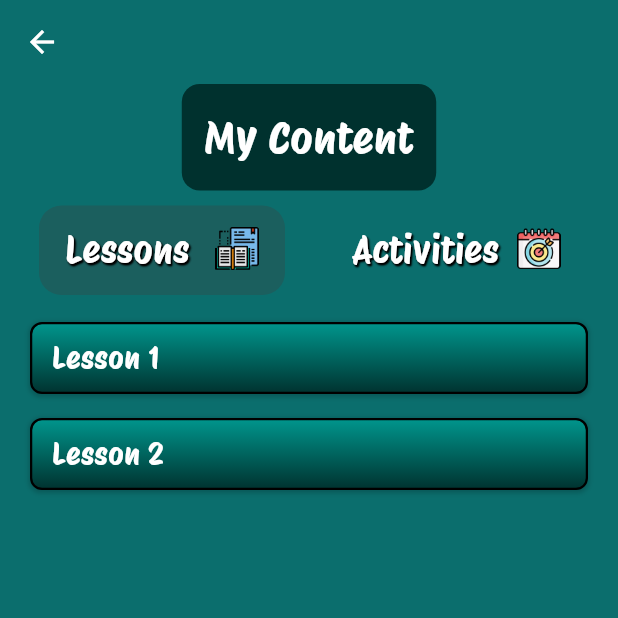
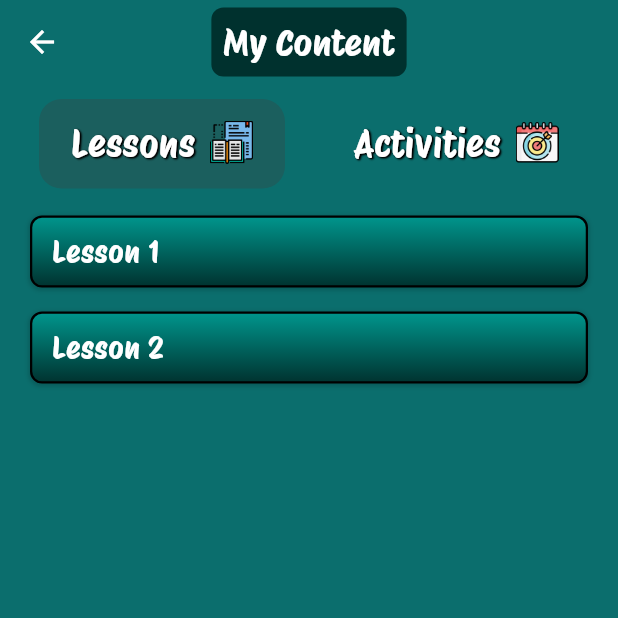
Before and after one commit to jaderaposa/mentor_shift, a Flutter app: the screen it shows after launch, on a phone screen of 412 x 824 dp, the top half of it. Run offline on Flutter 3.47's test engine with Material 3 defaults, Android fonts, the phone set to English and light mode, and no system bars.

Commit message:
Refactor mentor_content_page.dart to improve UI consistency and readability

```diff
--- a/lib/pages/mentor_content_page.dart
+++ b/lib/pages/mentor_content_page.dart
@@ -151,30 +151,31 @@ class _MentorContentPageState extends State<MentorContentPage>
     return Scaffold(
       backgroundColor: const Color(0xFF0B6E6D),
       appBar: AppBar(
-          backgroundColor: const Color(0xFF0B6E6D),
-          leading: IconButton(
-              icon: const Icon(Icons.arrow_back, color: Colors.white),
-              onPressed: () {
-                Navigator.of(context).pop();
-              }),
-          centerTitle: true),
-      body: Column(children: [
-        Container(
+        backgroundColor: const Color(0xFF0B6E6D),
+        leading: IconButton(
+          icon: const Icon(Icons.arrow_back, color: Colors.white),
+          onPressed: () {
+            Navigator.of(context).pop();
+          },
+        ),
+        centerTitle: true,
+        title: Container(
           decoration: BoxDecoration(
             color: const Color(0xFF00312E),
-            borderRadius: BorderRadius.circular(12.0), // Set the border radius
+            borderRadius: BorderRadius.circular(8.0),
           ),
-          padding: const EdgeInsets.all(15.0),
-          child: Text(
+          padding: const EdgeInsets.all(8.0),
+          child: const Text(
             'My Content',
             style: TextStyle(
-              fontSize:
-                  MediaQuery.of(context).size.width * 0.07, // Adjust this value
+              fontSize: 24, // Adjust this value
               color: Colors.white,
               fontFamily: 'ProtestRiot',
             ),
           ),
         ),
+      ),
+      body: Column(children: [
         Padding(
           padding: const EdgeInsets.symmetric(vertical: 10, horizontal: 10),
           child: TabBar(
@@ -210,7 +211,7 @@ class _MentorContentPageState extends State<MentorContentPage>
               // indicatorSize: TabBarIndicatorSize.label, // Change this line
               tabs: [
                 Row(
-                  mainAxisAlignment: MainAxisAlignment.spaceEvenly,
+                  mainAxisAlignment: MainAxisAlignment.center,
                   children: [
                   Text(
                     'Lessons',
@@ -221,15 +222,14 @@ class _MentorContentPageState extends State<MentorContentPage>
                             0.06, // Adjust this value
                         ),
                   ),
+                  const SizedBox(width: 10),
                   Image.asset('images/icons/lessons.png',
                       width: MediaQuery.of(context).size.width *
                           0.07, // Adjust this value
                       height: MediaQuery.of(context).size.height *
                           0.07), // Adjust this value
                 ]),
-                Row(
-                  mainAxisAlignment: MainAxisAlignment.spaceEvenly,
-                  children: [
+                Row(mainAxisAlignment: MainAxisAlignment.center, children: [
                   Text(
                     'Activities',
                     style: TextStyle(
@@ -239,6 +239,7 @@ class _MentorContentPageState extends State<MentorContentPage>
                             0.06, // Adjust this value
                         ),
                   ),
+                  const SizedBox(width: 10),
                   Image.asset('images/icons/activities.png',
                       width: MediaQuery.of(context).size.width *
                           0.07, // Adjust this value
```
Also changed, not shown: lib/pages/mentor_learning_page.dart (+14 -19 lines).
